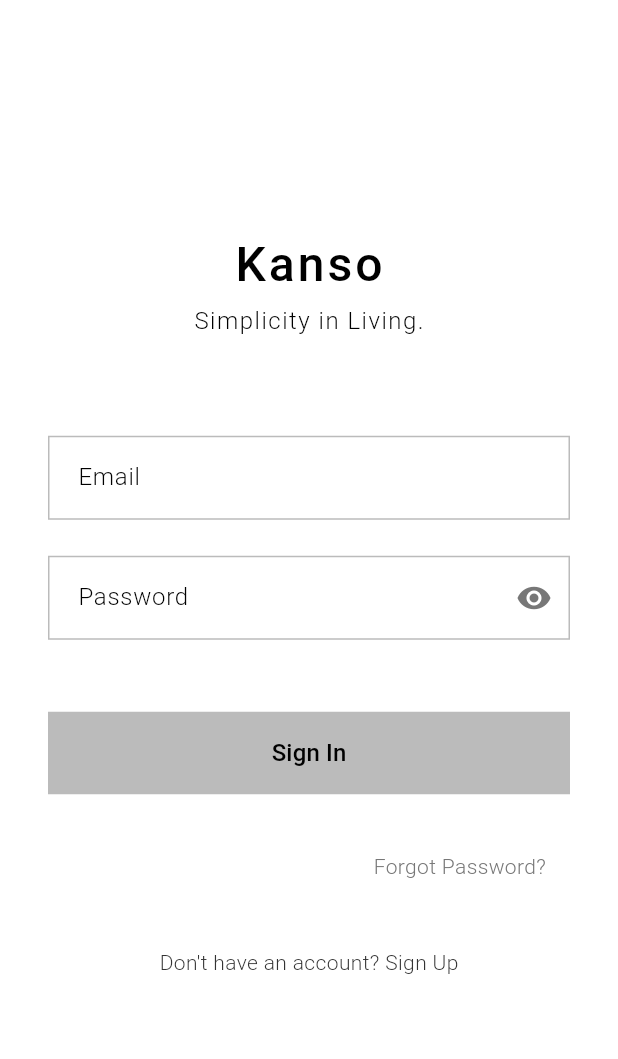
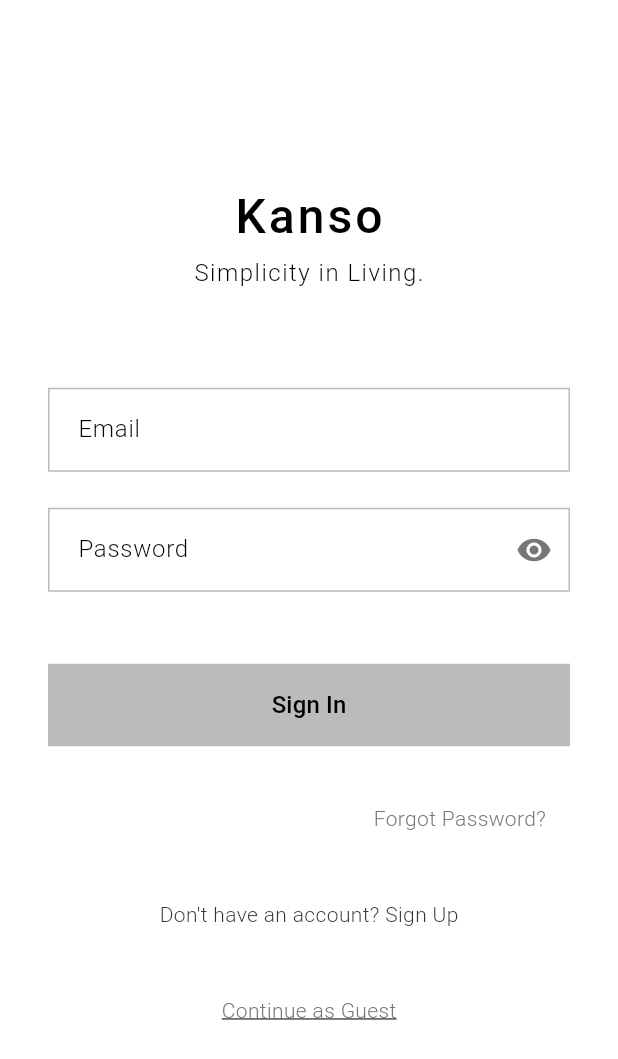
Before and after one commit to Haru-Tachibana/Kanso, a Flutter app: the screen it shows after launch, on a phone screen of 412 x 824 dp. Shown: the top 1059 px of the screen. Run offline on Flutter 3.47's test engine with Material 3 defaults, Android fonts, the light colour scheme and no system bars; our stand-ins replace cloud_firestore, firebase_auth, flutter_dotenv, image_picker, shared_preferences, sqflite and 1 more; accounts and stored records are empty; Roboto replaces fonts that are missing (SF Pro Display, SF Pro Text).

Commit message:
feat: Add guest mode for testing app features
- Added 'Continue as Guest' button to login screen
- Created guest user functionality that bypasses Supabase
- Modified AppState to handle guest users without database calls
- Guest users can test all app features locally
- Items and memories work in guest mode (local storage only)
- Allows testing app functionality while Supabase issues are resolved

```diff
--- a/lib/screens/auth/login_screen.dart
+++ b/lib/screens/auth/login_screen.dart
@@ -133,6 +133,33 @@
           ),
         );
       }
+    }
+
+    setState(() {
+      _isLoading = false;
+    });
+  }
+
+  Future<void> _handleGuestMode() async {
+    setState(() {
+      _isLoading = true;
+    });
+
+    // Create a guest user
+    final guestUser = User(
+      id: 'guest_${DateTime.now().millisecondsSinceEpoch}',
+      email: 'guest@kanso.app',
+      name: 'Guest User',
+      createdAt: DateTime.now(),
+    );
+
+    final appState = Provider.of<AppState>(context, listen: false);
+    await appState.setUser(guestUser);
+
+    if (mounted) {
+      Navigator.of(context).pushReplacement(
+        MaterialPageRoute(builder: (context) => const MainNavigation()),
+      );
     }
 
     setState(() {
@@ -302,6 +329,19 @@
                     style: Theme.of(context).textTheme.bodyMedium,
                   ),
                 ),
+                const SizedBox(height: 16),
+
+                // Guest mode button
+                TextButton(
+                  onPressed: _handleGuestMode,
+                  child: Text(
+                    'Continue as Guest',
+                    style: Theme.of(context).textTheme.bodyMedium?.copyWith(
+                      color: AppTheme.mediumGray,
+                      decoration: TextDecoration.underline,
+                    ),
+                  ),
+                ),
               ],
             ),
           ),
--- a/lib/services/app_state.dart
+++ b/lib/services/app_state.dart
@@ -23,6 +23,9 @@
   Future<void> setUser(User user) async {
     print('Setting user: ${user.name} (${user.id})');
     _currentUser = user;
+
+    // Only save to Supabase if not a guest user
+    if (!user.id.startsWith('guest_')) {
       try {
         await SupabaseService.saveUser(user);
         print('User saved to Supabase successfully');
@@ -30,6 +33,9 @@
         print('Error saving user to Supabase: $e');
       }
       await _loadUserData();
+    } else {
+      print('Guest user - skipping Supabase save');
+    }
     notifyListeners();
   }
 
@@ -77,7 +83,7 @@
     print('Adding item: ${item.title}');
     print('Current user: ${_currentUser?.name} (${_currentUser?.id})');
     _items.add(item);
-    if (_currentUser != null) {
+    if (_currentUser != null && !_currentUser!.id.startsWith('guest_')) {
       try {
         await SupabaseService.saveDeclutterItem(item, _currentUser!.id);
         print('Item saved to Supabase successfully');
@@ -85,7 +91,7 @@
         print('Error saving item to Supabase: $e');
       }
     } else {
-      print('No current user - item not saved to database');
+      print('Guest user or no current user - item saved locally only');
     }
     notifyListeners();
   }
```
Lines whose indentation alone changed are shown as unchanged.
